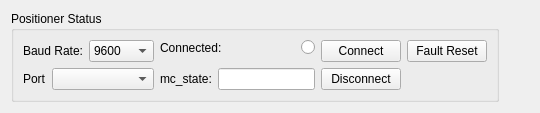
This is gui/pos_control_ui.ui in Wireless-Research-Tester/Automated-Wireless-Research-Tester as Qt 5 draws it before an edit. The edited form follows.
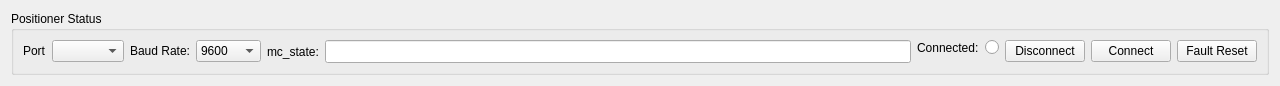
This is the edited form.

What changed in the file:
```diff
--- a/gui/pos_control_ui.ui
+++ b/gui/pos_control_ui.ui
@@ -6,34 +6,27 @@
    <rect>
     <x>0</x>
     <y>0</y>
-    <width>540</width>
-    <height>111</height>
+    <width>1280</width>
+    <height>86</height>
    </rect>
   </property>
   <property name="windowTitle">
    <string>Form</string>
   </property>
-  <layout class="QHBoxLayout" name="horizontalLayout">
+  <layout class="QVBoxLayout" name="verticalLayout">
    <item>
     <widget class="QGroupBox" name="groupBox">
      <property name="maximumSize">
       <size>
-       <width>500</width>
-       <height>100</height>
+       <width>1280</width>
+       <height>75</height>
       </size>
      </property>
      <property name="title">
       <string>Positioner Status</string>
      </property>
-     <layout class="QGridLayout" name="gridLayout_2">
-      <item row="1" column="2">
-       <widget class="QPushButton" name="disconnectQPT">
-        <property name="text">
-         <string>Disconnect</string>
-        </property>
-       </widget>
-      </item>
-      <item row="1" column="0">
+     <layout class="QHBoxLayout" name="horizontalLayout">
+      <item>
        <layout class="QFormLayout" name="formLayout_4">
         <item row="0" column="0">
          <widget class="QLabel" name="portLabel">
@@ -47,7 +40,7 @@
         </item>
        </layout>
       </item>
-      <item row="0" column="0">
+      <item>
        <layout class="QGridLayout" name="gridLayout">
         <item row="0" column="0">
          <widget class="QLabel" name="baudRate">
@@ -95,14 +88,55 @@
         </item>
        </layout>
       </item>
-      <item row="0" column="2">
-       <widget class="QPushButton" name="connectQPT">
-        <property name="text">
-         <string>Connect</string>
+      <item>
+       <layout class="QFormLayout" name="formLayout_5">
+        <property name="labelAlignment">
+         <set>Qt::AlignBottom|Qt::AlignRight|Qt::AlignTrailing</set>
         </property>
-       </widget>
+        <property name="formAlignment">
+         <set>Qt::AlignLeading|Qt::AlignLeft|Qt::AlignTop</set>
+        </property>
+        <item row="0" column="0">
+         <widget class="QLabel" name="label_2">
+          <property name="sizePolicy">
+           <sizepolicy hsizetype="Expanding" vsizetype="Preferred">
+            <horstretch>0</horstretch>
+            <verstretch>0</verstretch>
+           </sizepolicy>
+          </property>
+          <property name="text">
+           <string>mc_state:</string>
+          </property>
+          <property name="alignment">
+           <set>Qt::AlignLeading|Qt::AlignLeft|Qt::AlignVCenter</set>
+          </property>
+          <property name="wordWrap">
+           <bool>true</bool>
+          </property>
+          <property name="margin">
+           <number>4</number>
+          </property>
+         </widget>
+        </item>
+        <item row="0" column="1">
+         <widget class="QLineEdit" name="lineEdit">
+          <property name="sizePolicy">
+           <sizepolicy hsizetype="Expanding" vsizetype="MinimumExpanding">
+            <horstretch>0</horstretch>
+            <verstretch>0</verstretch>
+           </sizepolicy>
+          </property>
+          <property name="minimumSize">
+           <size>
+            <width>300</width>
+            <height>0</height>
+           </size>
+          </property>
+         </widget>
+        </item>
+       </layout>
       </item>
-      <item row="0" column="1">
+      <item>
        <layout class="QFormLayout" name="formLayout">
         <item row="0" column="1">
          <widget class="QRadioButton" name="connectStatus">
@@ -126,21 +160,21 @@
         </item>
        </layout>
       </item>
-      <item row="1" column="1">
-       <layout class="QFormLayout" name="formLayout_3">
-        <item row="0" column="1">
-         <widget class="QLineEdit" name="lineEdit"/>
-        </item>
-        <item row="0" column="0">
-         <widget class="QLabel" name="label_2">
-          <property name="text">
-           <string>mc_state:</string>
-          </property>
-         </widget>
-        </item>
-       </layout>
+      <item>
+       <widget class="QPushButton" name="disconnectQPT">
+        <property name="text">
+         <string>Disconnect</string>
+        </property>
+       </widget>
       </item>
-      <item row="0" column="3">
+      <item>
+       <widget class="QPushButton" name="connectQPT">
+        <property name="text">
+         <string>Connect</string>
+        </property>
+       </widget>
+      </item>
+      <item>
        <widget class="QPushButton" name="faultReset">
         <property name="text">
          <string>Fault Reset</string>
@@ -150,19 +184,6 @@
      </layout>
     </widget>
    </item>
-   <item>
-    <spacer name="horizontalSpacer">
-     <property name="orientation">
-      <enum>Qt::Horizontal</enum>
-     </property>
-     <property name="sizeHint" stdset="0">
-      <size>
-       <width>40</width>
-       <height>20</height>
-      </size>
-     </property>
-    </spacer>
-   </item>
   </layout>
  </widget>
  <resources/>
```
Left out of the diff: 14 changed lines with no effect on the pictures.
